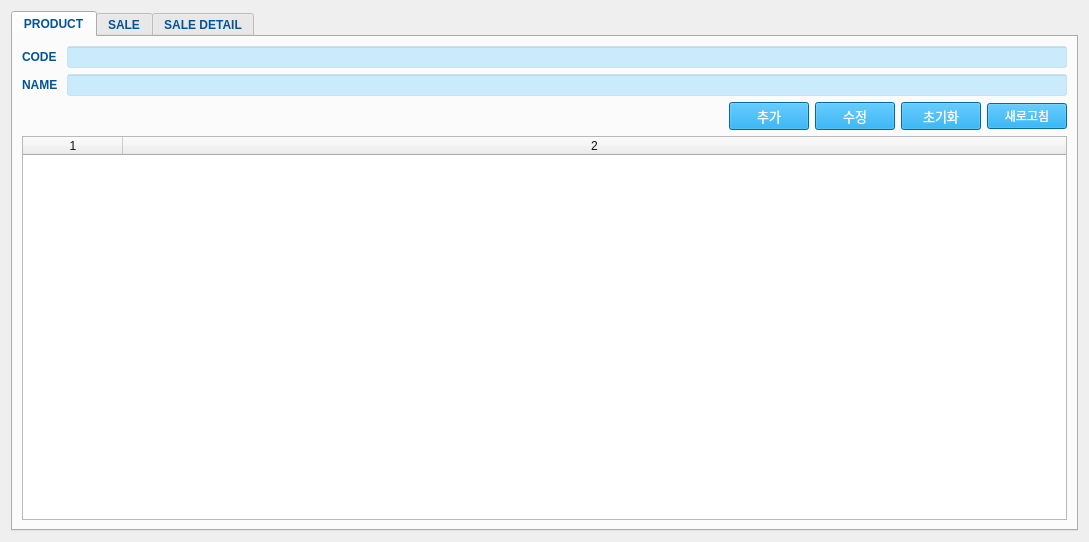
Qt form ui/coffee_form.ui (eunjjeong/application_coffee) before a commit.
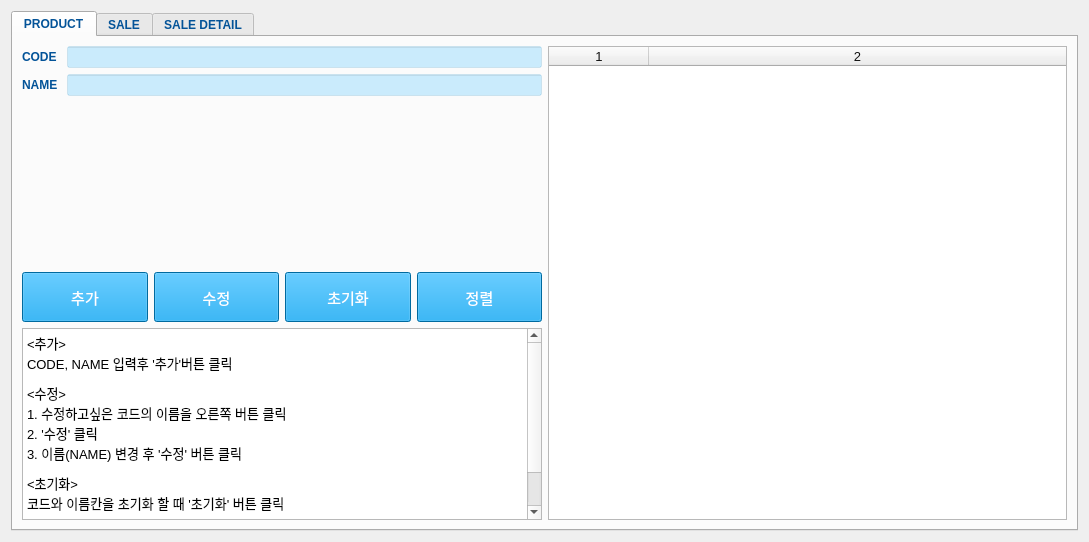
The same form after that commit. The open tabs and pages were chosen to show the change.

Commit message: combobox 추가

What changed in the file:
```diff
--- a/ui/coffee_form.ui
+++ b/ui/coffee_form.ui
@@ -34,7 +34,20 @@
       </attribute>
       <layout class="QGridLayout" name="gridLayout_2">
        <item row="0" column="0">
-        <layout class="QFormLayout" name="formLayout">
+        <layout class="QGridLayout" name="gridLayout_5">
+         <item row="2" column="1">
+          <spacer name="verticalSpacer">
+           <property name="orientation">
+            <enum>Qt::Vertical</enum>
+           </property>
+           <property name="sizeHint" stdset="0">
+            <size>
+             <width>20</width>
+             <height>40</height>
+            </size>
+           </property>
+          </spacer>
+         </item>
          <item row="0" column="0">
           <widget class="QLabel" name="lbl_pcode">
            <property name="font">
@@ -50,53 +63,51 @@
          </item>
          <item row="0" column="1">
           <widget class="QLineEdit" name="le_pcode">
-           <property name="styleSheet">
-            <string notr="true">background-color: rgba(0, 170, 255, 50);</string>
-           </property>
-          </widget>
-         </item>
-         <item row="1" column="0">
-          <widget class="QLabel" name="lbl_name">
            <property name="font">
             <font>
              <weight>75</weight>
              <bold>true</bold>
             </font>
            </property>
-           <property name="text">
-            <string>NAME </string>
+           <property name="styleSheet">
+            <string notr="true">color: rgb(0, 0, 0);
+background-color: rgba(0, 170, 255, 50);</string>
            </property>
           </widget>
          </item>
          <item row="1" column="1">
           <widget class="QLineEdit" name="le_name">
+           <property name="font">
+            <font>
+             <weight>75</weight>
+             <bold>true</bold>
+            </font>
+           </property>
            <property name="styleSheet">
-            <string notr="true">background-color: rgba(0, 170, 255, 50);</string>
+            <string notr="true">color: rgb(0, 0, 0);
+background-color: rgba(0, 170, 255, 50);</string>
            </property>
           </widget>
          </item>
-        </layout>
-       </item>
-       <item row="1" column="0">
+         <item row="3" column="0" colspan="2">
         <layout class="QHBoxLayout" name="horizontalLayout">
-         <item>
-          <spacer name="horizontalSpacer">
-           <property name="orientation">
-            <enum>Qt::Horizontal</enum>
-           </property>
-           <property name="sizeHint" stdset="0">
-            <size>
-             <width>68</width>
-             <height>20</height>
-            </size>
-           </property>
-          </spacer>
-         </item>
          <item>
           <widget class="QPushButton" name="btn_padd">
+             <property name="minimumSize">
+              <size>
+               <width>0</width>
+               <height>50</height>
+              </size>
+             </property>
+             <property name="maximumSize">
+              <size>
+               <width>16777215</width>
+               <height>16777215</height>
+              </size>
+             </property>
            <property name="font">
             <font>
-             <pointsize>10</pointsize>
+               <pointsize>11</pointsize>
              <weight>50</weight>
              <bold>false</bold>
             </font>
@@ -112,9 +123,15 @@
          </item>
          <item>
           <widget class="QPushButton" name="btn_pupdate">
+             <property name="minimumSize">
+              <size>
+               <width>0</width>
+               <height>50</height>
+              </size>
+             </property>
            <property name="font">
             <font>
-             <pointsize>10</pointsize>
+               <pointsize>11</pointsize>
              <weight>50</weight>
              <bold>false</bold>
             </font>
@@ -130,9 +147,15 @@
          </item>
          <item>
           <widget class="QPushButton" name="btn_pinit">
+             <property name="minimumSize">
+              <size>
+               <width>0</width>
+               <height>50</height>
+              </size>
+             </property>
            <property name="font">
             <font>
-             <pointsize>10</pointsize>
+               <pointsize>11</pointsize>
              <weight>50</weight>
              <bold>false</bold>
             </font>
@@ -148,23 +171,222 @@
          </item>
          <item>
           <widget class="QPushButton" name="btn_resetP">
+             <property name="minimumSize">
+              <size>
+               <width>0</width>
+               <height>50</height>
+              </size>
+             </property>
+             <property name="font">
+              <font>
+               <pointsize>11</pointsize>
+               <weight>50</weight>
+               <bold>false</bold>
+              </font>
+             </property>
            <property name="styleSheet">
             <string notr="true">background-color: rgb(0, 148, 222);
 color: rgb(255, 255, 255);</string>
            </property>
            <property name="text">
-            <string>새로고침</string>
+              <string>정렬</string>
            </property>
           </widget>
          </item>
         </layout>
        </item>
-       <item row="2" column="0">
+         <item row="1" column="0">
+          <widget class="QLabel" name="lbl_name">
+           <property name="font">
+            <font>
+             <weight>75</weight>
+             <bold>true</bold>
+            </font>
+           </property>
+           <property name="text">
+            <string>NAME </string>
+           </property>
+          </widget>
+         </item>
+         <item row="4" column="0" colspan="2">
+          <widget class="QTextBrowser" name="textBrowser">
+           <property name="styleSheet">
+            <string notr="true">color: rgb(0, 0, 0);</string>
+           </property>
+           <property name="html">
+            <string>&lt;!DOCTYPE HTML PUBLIC &quot;-//W3C//DTD HTML 4.0//EN&quot; &quot;http://www.w3.org/TR/REC-html40/strict.dtd&quot;&gt;
+&lt;html&gt;&lt;head&gt;&lt;meta name=&quot;qrichtext&quot; content=&quot;1&quot; /&gt;&lt;style type=&quot;text/css&quot;&gt;
+p, li { white-space: pre-wrap; }
+&lt;/style&gt;&lt;/head&gt;&lt;body style=&quot; font-family:'Sans Serif'; font-size:9pt; font-weight:400; font-style:normal;&quot;&gt;
+&lt;p align=&quot;justify&quot; style=&quot; margin-top:0px; margin-bottom:0px; margin-left:0px; margin-right:0px; -qt-block-indent:0; text-indent:0px;&quot;&gt;&lt;span style=&quot; font-size:10pt;&quot;&gt;&amp;lt;추가&amp;gt;&lt;/span&gt;&lt;/p&gt;
+&lt;p align=&quot;justify&quot; style=&quot; margin-top:0px; margin-bottom:0px; margin-left:0px; margin-right:0px; -qt-block-indent:0; text-indent:0px;&quot;&gt;&lt;span style=&quot; font-size:10pt;&quot;&gt;CODE, NAME 입력후 '추가'버튼 클릭&lt;/span&gt;&lt;/p&gt;
+&lt;p align=&quot;justify&quot; style=&quot; margin-top:0px; margin-bottom:0px; margin-left:0px; margin-right:0px; -qt-block-indent:0; text-indent:0px;&quot;&gt;&lt;span style=&quot; font-size:6pt;&quot;&gt; &lt;/span&gt;&lt;/p&gt;
+&lt;p align=&quot;justify&quot; style=&quot; margin-top:0px; margin-bottom:0px; margin-left:0px; margin-right:0px; -qt-block-indent:0; text-indent:0px;&quot;&gt;&lt;span style=&quot; font-size:10pt;&quot;&gt;&amp;lt;수정&amp;gt;&lt;/span&gt;&lt;/p&gt;
+&lt;p align=&quot;justify&quot; style=&quot; margin-top:0px; margin-bottom:0px; margin-left:0px; margin-right:0px; -qt-block-indent:0; text-indent:0px;&quot;&gt;&lt;span style=&quot; font-size:10pt;&quot;&gt;1. 수정하고싶은 코드의 이름을 오른쪽 버튼 클릭&lt;/span&gt;&lt;/p&gt;
+&lt;p align=&quot;justify&quot; style=&quot; margin-top:0px; margin-bottom:0px; margin-left:0px; margin-right:0px; -qt-block-indent:0; text-indent:0px;&quot;&gt;&lt;span style=&quot; font-size:10pt;&quot;&gt;2. '수정' 클릭 &lt;/span&gt;&lt;/p&gt;
+&lt;p align=&quot;justify&quot; style=&quot; margin-top:0px; margin-bottom:0px; margin-left:0px; margin-right:0px; -qt-block-indent:0; text-indent:0px;&quot;&gt;&lt;span style=&quot; font-size:10pt;&quot;&gt;3. 이름(NAME) 변경 후 '수정' 버튼 클릭&lt;/span&gt;&lt;/p&gt;
+&lt;p align=&quot;justify&quot; style=&quot; margin-top:0px; margin-bottom:0px; margin-left:0px; margin-right:0px; -qt-block-indent:0; text-indent:0px;&quot;&gt;&lt;span style=&quot; font-size:6pt;&quot;&gt; &lt;/span&gt;&lt;/p&gt;
+&lt;p align=&quot;justify&quot; style=&quot; margin-top:0px; margin-bottom:0px; margin-left:0px; margin-right:0px; -qt-block-indent:0; text-indent:0px;&quot;&gt;&lt;span style=&quot; font-size:10pt;&quot;&gt;&amp;lt;초기화&amp;gt;&lt;/span&gt;&lt;/p&gt;
+&lt;p align=&quot;justify&quot; style=&quot; margin-top:0px; margin-bottom:0px; margin-left:0px; margin-right:0px; -qt-block-indent:0; text-indent:0px;&quot;&gt;&lt;span style=&quot; font-size:10pt;&quot;&gt;코드와 이름칸을 초기화 할 때 '초기화' 버튼 클릭&lt;/span&gt;&lt;/p&gt;
+&lt;p align=&quot;justify&quot; style=&quot; margin-top:0px; margin-bottom:0px; margin-left:0px; margin-right:0px; -qt-block-indent:0; text-indent:0px;&quot;&gt;&lt;span style=&quot; font-size:6pt;&quot;&gt; &lt;/span&gt;&lt;/p&gt;
+&lt;p align=&quot;justify&quot; style=&quot; margin-top:0px; margin-bottom:0px; margin-left:0px; margin-right:0px; -qt-block-indent:0; text-indent:0px;&quot;&gt;&lt;span style=&quot; font-size:10pt;&quot;&gt;&amp;lt;정렬&amp;gt;&lt;/span&gt;&lt;/p&gt;
+&lt;p align=&quot;justify&quot; style=&quot; margin-top:0px; margin-bottom:0px; margin-left:0px; margin-right:0px; -qt-block-indent:0; text-indent:0px;&quot;&gt;&lt;span style=&quot; font-size:10pt;&quot;&gt;코드를 추가하거나 수정하였을 때 코드 오름차순 정렬 원할 시 '정렬' 버튼 클릭 &lt;/span&gt;&lt;/p&gt;&lt;/body&gt;&lt;/html&gt;</string>
+           </property>
+          </widget>
+         </item>
+        </layout>
+       </item>
+       <item row="0" column="1">
         <widget class="QTableWidget" name="productTable">
+         <property name="palette">
+          <palette>
+           <active>
+            <colorrole role="WindowText">
+             <brush brushstyle="SolidPattern">
+              <color alpha="255">
+               <red>17</red>
+               <green>17</green>
+               <blue>17</blue>
+              </color>
+             </brush>
+            </colorrole>
+            <colorrole role="Text">
+             <brush brushstyle="SolidPattern">
+              <color alpha="255">
+               <red>17</red>
+               <green>17</green>
+               <blue>17</blue>
+              </color>
+             </brush>
+            </colorrole>
+            <colorrole role="ButtonText">
+             <brush brushstyle="SolidPattern">
+              <color alpha="255">
+               <red>17</red>
+               <green>17</green>
+               <blue>17</blue>
+              </color>
+             </brush>
+            </colorrole>
+            <colorrole role="Highlight">
+             <brush brushstyle="SolidPattern">
+              <color alpha="255">
+               <red>0</red>
+               <green>148</green>
+               <blue>222</blue>
+              </color>
+             </brush>
+            </colorrole>
+            <colorrole role="HighlightedText">
+             <brush brushstyle="SolidPattern">
+              <color alpha="255">
+               <red>255</red>
+               <green>255</green>
+               <blue>255</blue>
+              </color>
+             </brush>
+            </colorrole>
+           </active>
+           <inactive>
+            <colorrole role="WindowText">
+             <brush brushstyle="SolidPattern">
+              <color alpha="255">
+               <red>17</red>
+               <green>17</green>
+               <blue>17</blue>
+              </color>
+             </brush>
+            </colorrole>
+            <colorrole role="Text">
+             <brush brushstyle="SolidPattern">
+              <color alpha="255">
+               <red>17</red>
+               <green>17</green>
+               <blue>17</blue>
+              </color>
+             </brush>
+            </colorrole>
+            <colorrole role="ButtonText">
+             <brush brushstyle="SolidPattern">
+              <color alpha="255">
+               <red>17</red>
+               <green>17</green>
+               <blue>17</blue>
+              </color>
+             </brush>
+            </colorrole>
+            <colorrole role="Highlight">
+             <brush brushstyle="SolidPattern">
+              <color alpha="255">
+               <red>0</red>
+               <green>148</green>
+               <blue>222</blue>
+              </color>
+             </brush>
+            </colorrole>
+            <colorrole role="HighlightedText">
+             <brush brushstyle="SolidPattern">
+              <color alpha="255">
+               <red>255</red>
+               <green>255</green>
+               <blue>255</blue>
+              </color>
+             </brush>
+            </colorrole>
+           </inactive>
+           <disabled>
+            <colorrole role="WindowText">
+             <brush brushstyle="SolidPattern">
+              <color alpha="255">
+               <red>17</red>
+               <green>17</green>
+               <blue>17</blue>
+              </color>
+             </brush>
+            </colorrole>
+            <colorrole role="Text">
+             <brush brushstyle="SolidPattern">
+              <color alpha="255">
+               <red>17</red>
+               <green>17</green>
+               <blue>17</blue>
+              </color>
+             </brush>
+            </colorrole>
+            <colorrole role="ButtonText">
+             <brush brushstyle="SolidPattern">
+              <color alpha="255">
+               <red>17</red>
+               <green>17</green>
+               <blue>17</blue>
+              </color>
+             </brush>
+            </colorrole>
+            <colorrole role="Highlight">
+             <brush brushstyle="SolidPattern">
+              <color alpha="255">
+               <red>0</red>
+               <green>148</green>
+               <blue>222</blue>
+              </color>
+             </brush>
+            </colorrole>
+            <colorrole role="HighlightedText">
+             <brush brushstyle="SolidPattern">
+              <color alpha="255">
+               <red>255</red>
+               <green>255</green>
+               <blue>255</blue>
+              </color>
+             </brush>
+            </colorrole>
+           </disabled>
+          </palette>
+         </property>
          <property name="font">
           <font>
            <family>Sans Serif</family>
-           <pointsize>9</pointsize>
+           <pointsize>10</pointsize>
            <weight>50</weight>
            <italic>false</italic>
            <bold>false</bold>
@@ -172,7 +394,22 @@
          </property>
          <property name="styleSheet">
           <string notr="true">color: rgb(17, 17, 17);
-font: 9pt &quot;Sans Serif&quot;;</string>
+selection-color: rgb(255, 255, 255);
+selection-background-color:  rgb(0, 148, 222);
+gridline-color: rgb(0, 138, 207);
+font: 10pt;</string>
+         </property>
+         <property name="showGrid">
+          <bool>true</bool>
+         </property>
+         <property name="gridStyle">
+          <enum>Qt::SolidLine</enum>
+         </property>
+         <property name="sortingEnabled">
+          <bool>false</bool>
+         </property>
+         <property name="wordWrap">
+          <bool>true</bool>
          </property>
          <property name="rowCount">
           <number>0</number>
```
Left out of the diff: 97 changed lines with no effect on the pictures. Lines whose indentation alone changed are shown as unchanged. The commit also changes 5 other files.
